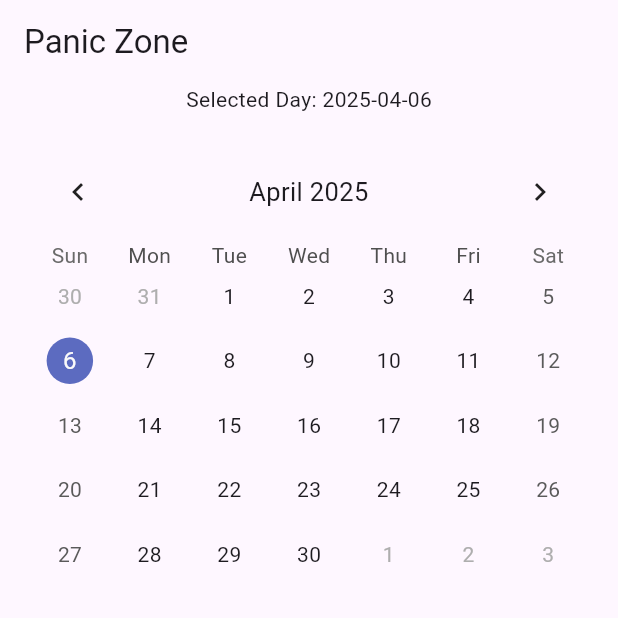
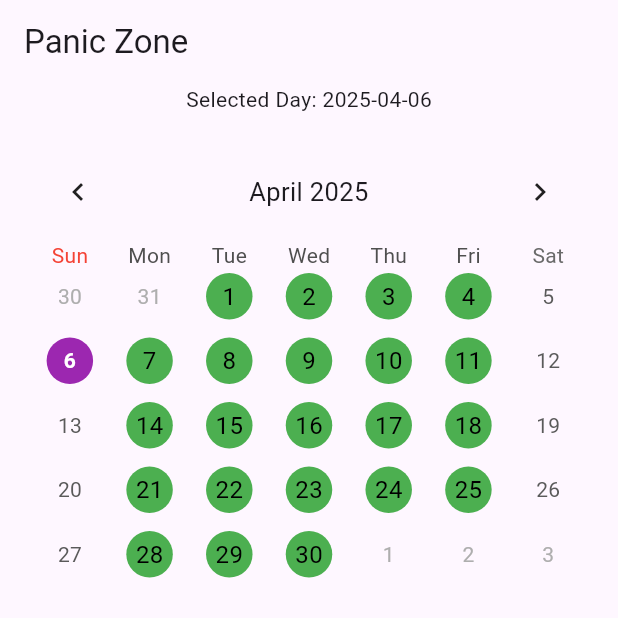
Before and after one commit to M-Ayushi/ANTS, a Flutter app: the screen it shows after launch, on a phone screen of 412 x 824 dp, the top half of it. Run offline on Flutter 3.47's test engine with Material 3 defaults, Android fonts, the phone set to English and light mode, and no system bars; drawn by our look-alikes of table_calendar.

Commit message:
color adjustments

```diff
--- a/frontend/lib/main.dart
+++ b/frontend/lib/main.dart
@@ -1,5 +1,6 @@
 import 'package:flutter/material.dart';
 import 'package:table_calendar/table_calendar.dart';
+import 'package:intl/intl.dart';
 
 void main() {
   runApp(MaterialApp(debugShowCheckedModeBanner: false, home: MyApp()));
@@ -14,6 +15,20 @@ class MyApp extends StatefulWidget {
 
 class _MyAppState extends State<MyApp> {
   DateTime today = DateTime.now();
+
+  // Store custom colors for specific days in a map
+  // Key is the DateTime, and Value is the Color
+  final Map<DateTime, Map<String, dynamic>> dayData = {
+    DateTime(2025, 4, 6): {
+      'color': Colors.green,
+      'event': 'Special event on this day!',
+    },
+    DateTime(2025, 4, 10): {
+      'color': Colors.red,
+      'event': 'Birthday Party!',
+    },
+  };
+
   void _onDaySelected(DateTime day, DateTime focusedDay) {
     setState(() {
       today = day;
@@ -45,10 +60,71 @@ class _MyAppState extends State<MyApp> {
               firstDay: DateTime.utc(2010, 10, 16),
               lastDay: DateTime.utc(2030, 3, 14),
               onDaySelected: _onDaySelected,
-            ), // TableCalendar
+
+              // 🎨 Customizing the selected day
+              calendarStyle: CalendarStyle(
+
+                // Customize the appearance of every day
+                defaultDecoration: BoxDecoration(
+                  color: _getDayColor(today),
+                  shape: BoxShape.circle, // Circle shape for each day
+                ),
+                defaultTextStyle: TextStyle(
+                  color: Colors.black, // Text color for all days
+                  fontSize: 16, // Font size for all days
+                ),
+
+                // Customize the appearance of the selected day
+                selectedDecoration: BoxDecoration(
+                  color: Colors.purple, // Background color for selected day
+                  shape: BoxShape.circle, // Round shape
+                ),
+                selectedTextStyle: TextStyle(
+                  color: Colors.white, // Text color for selected day
+                  fontWeight: FontWeight.bold,
+                ),
+
+                // Optionally, change the background of today's date (if needed)
+                todayDecoration: BoxDecoration(
+                  color: Colors.blueAccent, // Background for today's date
+                  shape: BoxShape.circle,
+                ),
+                todayTextStyle: TextStyle(
+                  color: Colors.white, // Text color for today's date
+                ),
+              ),
+
+              calendarBuilders: CalendarBuilders(
+                dowBuilder: (context, day) {
+                  if (day.weekday == DateTime.sunday) {
+                    final text = DateFormat.E().format(day);
+
+                    return Center(
+                      child: Text(
+                        text,
+                        style: TextStyle(color: Colors.red),
+                      ),
+                    );
+                  }
+                },
+              ),
+            ),
           ),
         ),
       ],
     );
   }
+
+  // Function to determine the background color based on multiple conditions
+  // Fetching color and event from the map
+  Color _getDayColor(DateTime day) {
+    var dayInfo = dayData[DateTime(day.year, day.month, day.day)];
+    return dayInfo?['color'] ?? Colors.white;
+  }
+
+  String _getDayEvent(DateTime day) {
+    var dayInfo = dayData[DateTime(day.year, day.month, day.day)];
+    return dayInfo?['event'] ?? '';
+  }
+
 }
--- a/frontend/pubspec.yaml
+++ b/frontend/pubspec.yaml
@@ -30,7 +30,7 @@ environment:
 dependencies:
   flutter:
     sdk: flutter
-
+  intl: ^0.20.2
   # The following adds the Cupertino Icons font to your application.
   # Use with the CupertinoIcons class for iOS style icons.
   cupertino_icons: ^1.0.8
```
Also changed, not shown: frontend/pubspec.lock.
